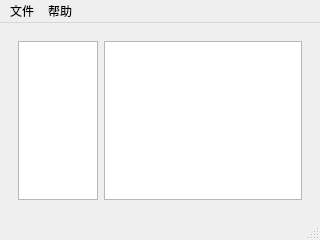
The window that Helper/mainwindow.ui (pierric/DouMailHelper) describes before a commit, drawn with Qt 5.
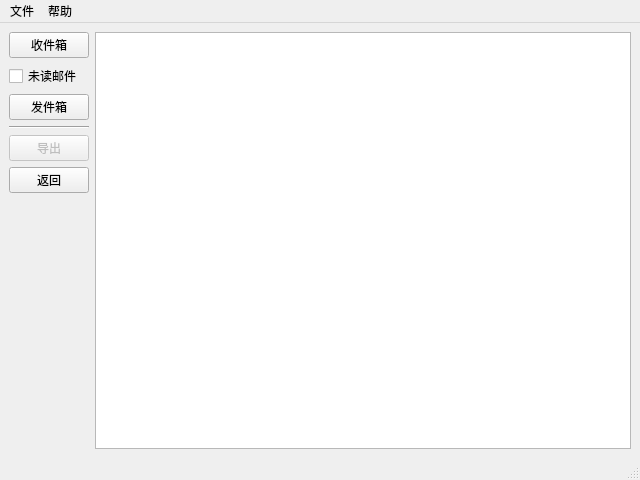
The same window after the commit.

The edit to the form file:
```diff
--- a/Helper/mainwindow.ui
+++ b/Helper/mainwindow.ui
@@ -6,8 +6,8 @@
    <rect>
     <x>0</x>
     <y>0</y>
-    <width>320</width>
-    <height>240</height>
+    <width>640</width>
+    <height>480</height>
    </rect>
   </property>
   <property name="windowTitle">
@@ -158,25 +158,153 @@
       </widget>
       <widget class="QWidget" name="list">
        <layout class="QHBoxLayout" name="horizontalLayout_6">
+        <property name="margin">
+         <number>0</number>
+        </property>
         <item>
-         <widget class="QListWidget" name="listWidget_2">
+         <layout class="QVBoxLayout" name="verticalLayout_3">
+          <item>
+           <widget class="QPushButton" name="btn_inbox">
+            <property name="text">
+             <string>收件箱</string>
+            </property>
+           </widget>
+          </item>
+          <item>
+           <widget class="QCheckBox" name="chk_unread">
+            <property name="text">
+             <string>未读邮件</string>
+            </property>
+            <property name="checked">
+             <bool>false</bool>
+            </property>
+            <property name="tristate">
+             <bool>false</bool>
+            </property>
+           </widget>
+          </item>
+          <item>
+           <widget class="QPushButton" name="btn_outbox">
+            <property name="text">
+             <string>发件箱</string>
+            </property>
+           </widget>
+          </item>
+          <item>
+           <widget class="Line" name="line">
+            <property name="orientation">
+             <enum>Qt::Horizontal</enum>
+            </property>
+           </widget>
+          </item>
+          <item>
+           <widget class="QPushButton" name="btn_export">
+            <property name="enabled">
+             <bool>false</bool>
+            </property>
+            <property name="maximumSize">
+             <size>
+              <width>100</width>
+              <height>16777215</height>
+             </size>
+            </property>
+            <property name="text">
+             <string>导出</string>
+            </property>
+           </widget>
+          </item>
+          <item>
+           <widget class="QPushButton" name="btn_back">
+            <property name="text">
+             <string>返回</string>
+            </property>
+           </widget>
+          </item>
+          <item>
+           <spacer name="verticalSpacer_2">
+            <property name="orientation">
+             <enum>Qt::Vertical</enum>
+            </property>
+            <property name="sizeHint" stdset="0">
+             <size>
+              <width>20</width>
+              <height>40</height>
+             </size>
+            </property>
+           </spacer>
+          </item>
+         </layout>
+        </item>
+        <item>
+         <widget class="QStackedWidget" name="stw_list_or_view">
           <property name="sizePolicy">
-           <sizepolicy hsizetype="Fixed" vsizetype="Expanding">
+           <sizepolicy hsizetype="Expanding" vsizetype="Expanding">
             <horstretch>0</horstretch>
             <verstretch>0</verstretch>
            </sizepolicy>
           </property>
-          <property name="maximumSize">
-           <size>
-            <width>80</width>
-            <height>16777215</height>
-           </size>
-          </property>
+          <widget class="QWidget" name="pg_list">
+           <property name="sizePolicy">
+            <sizepolicy hsizetype="Expanding" vsizetype="Expanding">
+             <horstretch>0</horstretch>
+             <verstretch>0</verstretch>
+            </sizepolicy>
+           </property>
+           <layout class="QHBoxLayout" name="horizontalLayout_7">
+            <property name="margin">
+             <number>0</number>
+            </property>
+            <item>
+             <widget class="QTreeView" name="tre_mail">
+              <property name="editTriggers">
+               <set>QAbstractItemView::NoEditTriggers</set>
+              </property>
+              <property name="alternatingRowColors">
+               <bool>true</bool>
+              </property>
+              <property name="rootIsDecorated">
+               <bool>false</bool>
+              </property>
+              <property name="itemsExpandable">
+               <bool>false</bool>
+              </property>
+              <property name="sortingEnabled">
+               <bool>false</bool>
+              </property>
+              <property name="animated">
+               <bool>false</bool>
+              </property>
+              <property name="expandsOnDoubleClick">
+               <bool>false</bool>
+              </property>
+              <attribute name="headerShowSortIndicator" stdset="0">
+               <bool>false</bool>
+              </attribute>
+              <attribute name="headerStretchLastSection">
+               <bool>false</bool>
+              </attribute>
+              <attribute name="headerShowSortIndicator" stdset="0">
+               <bool>false</bool>
+              </attribute>
+              <attribute name="headerStretchLastSection">
+               <bool>false</bool>
+              </attribute>
+             </widget>
+            </item>
+           </layout>
+          </widget>
+          <widget class="QWidget" name="pg_view">
+           <layout class="QHBoxLayout" name="horizontalLayout_8">
+            <property name="margin">
+             <number>0</number>
+            </property>
+            <item>
+             <widget class="QPlainTextEdit" name="pte_view"/>
+            </item>
+           </layout>
+          </widget>
          </widget>
         </item>
-        <item>
-         <widget class="QListWidget" name="listWidget"/>
-        </item>
        </layout>
       </widget>
       <widget class="QWidget" name="view"/>
@@ -189,7 +317,7 @@
     <rect>
      <x>0</x>
      <y>0</y>
-     <width>320</width>
+     <width>640</width>
      <height>23</height>
     </rect>
    </property>
```
Left out of the diff: 120 changed lines with no effect on the pictures.
